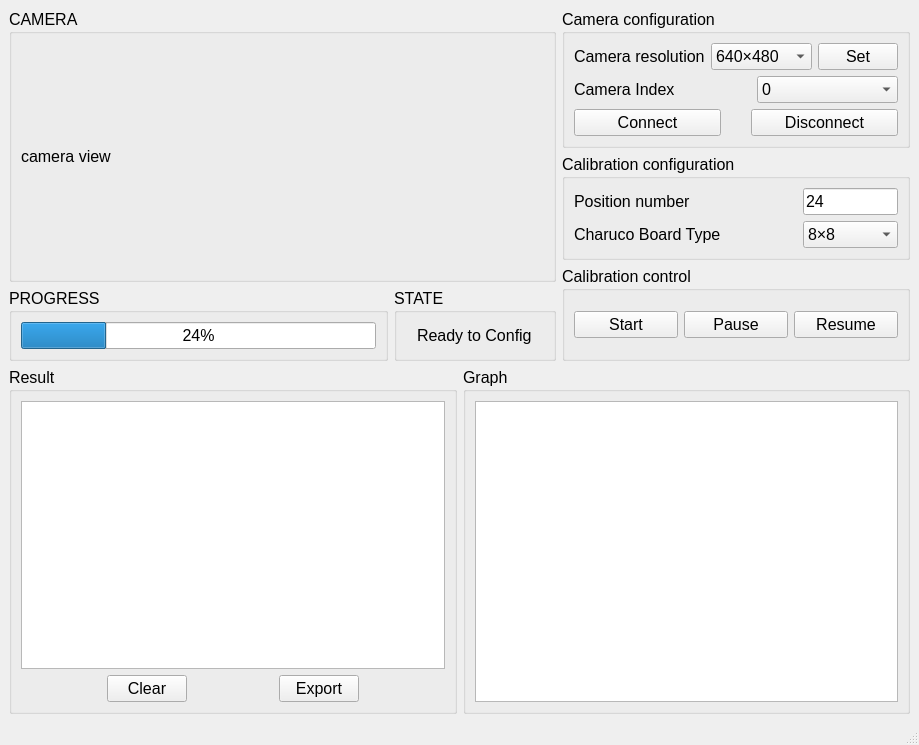
Above: main_window.ui from zhx7723/Multi-Sensor-Hand-Eye-Calibration before the change. Below: the same form after it.
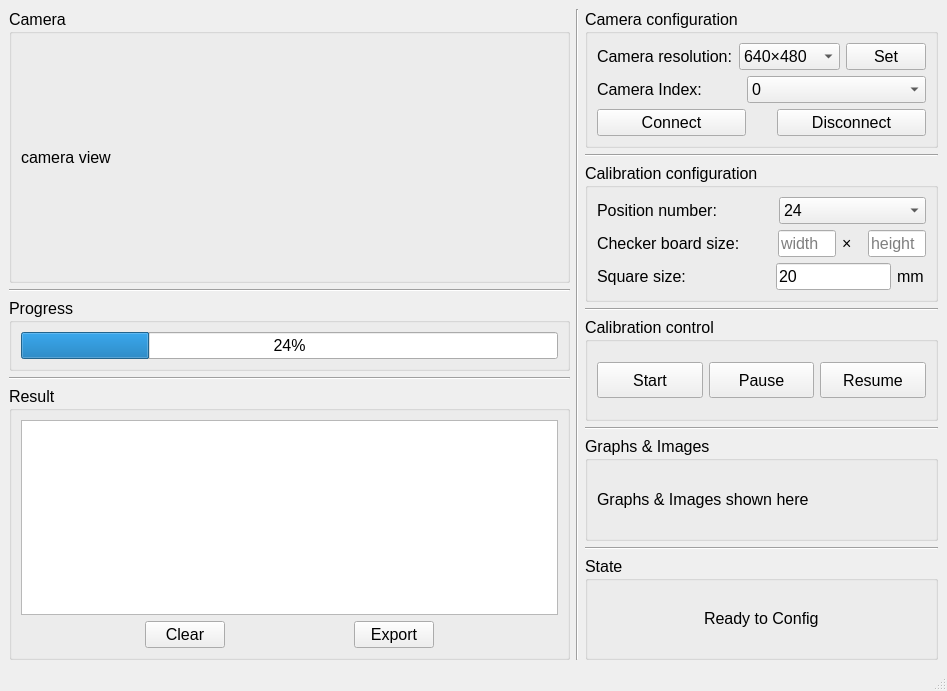
That is the form after the change.

Patch:
```diff
--- a/main_window.ui
+++ b/main_window.ui
@@ -6,8 +6,8 @@
    <rect>
     <x>0</x>
     <y>0</y>
-    <width>919</width>
-    <height>745</height>
+    <width>947</width>
+    <height>691</height>
    </rect>
   </property>
   <property name="windowTitle">
@@ -16,7 +16,7 @@
   <widget class="QWidget" name="centralwidget">
    <layout class="QVBoxLayout" name="verticalLayout_8">
     <item>
-     <layout class="QHBoxLayout" name="horizontalLayout_13" stretch="7,4">
+     <layout class="QHBoxLayout" name="horizontalLayout_13" stretch="7,0,4">
       <item>
        <layout class="QVBoxLayout" name="verticalLayout_7">
         <item>
@@ -33,7 +33,7 @@
            </font>
           </property>
           <property name="title">
-           <string>CAMERA</string>
+           <string>Camera</string>
           </property>
           <layout class="QVBoxLayout" name="verticalLayout_3">
            <item>
@@ -53,7 +53,14 @@
          </widget>
         </item>
         <item>
-         <layout class="QHBoxLayout" name="horizontalLayout_11" stretch="7,3">
+         <widget class="Line" name="line_7">
+          <property name="orientation">
+           <enum>Qt::Horizontal</enum>
+          </property>
+         </widget>
+        </item>
+        <item>
+         <layout class="QHBoxLayout" name="horizontalLayout_11" stretch="7">
           <item>
            <widget class="QGroupBox" name="groupBox_progress">
             <property name="font">
@@ -62,7 +69,7 @@
              </font>
             </property>
             <property name="title">
-             <string>PROGRESS</string>
+             <string>Progress</string>
             </property>
             <layout class="QHBoxLayout" name="horizontalLayout_2">
              <item>
@@ -75,44 +82,120 @@
             </layout>
            </widget>
           </item>
-          <item>
-           <widget class="QGroupBox" name="groupBox_state">
-            <property name="font">
-             <font>
-              <pointsize>12</pointsize>
-             </font>
-            </property>
-            <property name="title">
-             <string>STATE</string>
-            </property>
-            <layout class="QHBoxLayout" name="horizontalLayout_6">
-             <item>
-              <widget class="QLabel" name="label_state">
-               <property name="sizePolicy">
-                <sizepolicy hsizetype="Fixed" vsizetype="Fixed">
-                 <horstretch>0</horstretch>
-                 <verstretch>0</verstretch>
-                </sizepolicy>
-               </property>
-               <property name="font">
-                <font>
-                 <pointsize>12</pointsize>
-                </font>
-               </property>
-               <property name="text">
-                <string>Ready to Config</string>
-               </property>
-              </widget>
-             </item>
-            </layout>
-           </widget>
-          </item>
          </layout>
         </item>
+        <item>
+         <widget class="Line" name="line_6">
+          <property name="orientation">
+           <enum>Qt::Horizontal</enum>
+          </property>
+         </widget>
+        </item>
+        <item>
+         <widget class="QGroupBox" name="groupBox_result">
+          <property name="font">
+           <font>
+            <pointsize>12</pointsize>
+           </font>
+          </property>
+          <property name="title">
+           <string>Result</string>
+          </property>
+          <layout class="QHBoxLayout" name="horizontalLayout_9">
+           <item>
+            <layout class="QVBoxLayout" name="verticalLayout_4">
+             <item>
+              <widget class="QTextBrowser" name="textBrowser_result"/>
+             </item>
+             <item>
+              <layout class="QHBoxLayout" name="horizontalLayout">
+               <item>
+                <spacer name="horizontalSpacer_3">
+                 <property name="orientation">
+                  <enum>Qt::Horizontal</enum>
+                 </property>
+                 <property name="sizeHint" stdset="0">
+                  <size>
+                   <width>40</width>
+                   <height>20</height>
+                  </size>
+                 </property>
+                </spacer>
+               </item>
+               <item>
+                <widget class="QPushButton" name="pushButton_clear">
+                 <property name="font">
+                  <font>
+                   <pointsize>12</pointsize>
+                  </font>
+                 </property>
+                 <property name="text">
+                  <string>Clear</string>
+                 </property>
+                </widget>
+               </item>
+               <item>
+                <spacer name="horizontalSpacer">
+                 <property name="orientation">
+                  <enum>Qt::Horizontal</enum>
+                 </property>
+                 <property name="sizeHint" stdset="0">
+                  <size>
+                   <width>40</width>
+                   <height>20</height>
+                  </size>
+                 </property>
+                </spacer>
+               </item>
+               <item>
+                <widget class="QPushButton" name="pushButton_save">
+                 <property name="sizePolicy">
+                  <sizepolicy hsizetype="Fixed" vsizetype="Fixed">
+                   <horstretch>0</horstretch>
+                   <verstretch>0</verstretch>
+                  </sizepolicy>
+                 </property>
+                 <property name="font">
+                  <font>
+                   <pointsize>12</pointsize>
+                  </font>
+                 </property>
+                 <property name="text">
+                  <string>Export</string>
+                 </property>
+                </widget>
+               </item>
+               <item>
+                <spacer name="horizontalSpacer_4">
+                 <property name="orientation">
+                  <enum>Qt::Horizontal</enum>
+                 </property>
+                 <property name="sizeHint" stdset="0">
+                  <size>
+                   <width>40</width>
+                   <height>20</height>
+                  </size>
+                 </property>
+                </spacer>
+               </item>
+              </layout>
+             </item>
+            </layout>
+           </item>
+          </layout>
+         </widget>
+        </item>
        </layout>
       </item>
       <item>
-       <layout class="QVBoxLayout" name="verticalLayout_6">
+       <widget class="Line" name="line_5">
+        <property name="orientation">
+         <enum>Qt::Vertical</enum>
+        </property>
+       </widget>
+      </item>
+      <item>
+       <layout class="QVBoxLayout" name="verticalLayout_6" stretch="0,0,0,0,0,0,0,0,0">
         <item>
          <widget class="QGroupBox" name="groupBox">
           <property name="font">
@@ -125,11 +208,11 @@
           </property>
           <layout class="QVBoxLayout" name="verticalLayout">
            <item>
-            <layout class="QHBoxLayout" name="horizontalLayout_3" stretch="5,3,1">
+            <layout class="QHBoxLayout" name="horizontalLayout_3" stretch="4,3,2">
              <item>
               <widget class="QLabel" name="label_2">
                <property name="text">
-                <string>Camera resolution</string>
+                <string>Camera resolution:</string>
                </property>
               </widget>
              </item>
@@ -168,7 +251,7 @@
             </layout>
            </item>
            <item>
-            <layout class="QHBoxLayout" name="horizontalLayout_4" stretch="5,4">
+            <layout class="QHBoxLayout" name="horizontalLayout_4" stretch="4,5">
              <item>
               <widget class="QLabel" name="label">
                <property name="sizePolicy">
@@ -183,7 +266,7 @@
                 </font>
                </property>
                <property name="text">
-                <string>Camera Index</string>
+                <string>Camera Index:</string>
                </property>
               </widget>
              </item>
@@ -283,6 +366,13 @@
           </layout>
          </widget>
         </item>
+        <item>
+         <widget class="Line" name="line">
+          <property name="orientation">
+           <enum>Qt::Horizontal</enum>
+          </property>
+         </widget>
+        </item>
         <item>
          <widget class="QGroupBox" name="groupBox_2">
           <property name="font">
@@ -295,7 +385,7 @@
           </property>
           <layout class="QVBoxLayout" name="verticalLayout_2">
            <item>
-            <layout class="QHBoxLayout" name="horizontalLayout_7" stretch="7,3">
+            <layout class="QHBoxLayout" name="horizontalLayout_7" stretch="6,5">
              <item>
               <widget class="QLabel" name="label_position">
                <property name="font">
@@ -304,26 +394,43 @@
                 </font>
                </property>
                <property name="text">
-                <string>Position number</string>
+                <string>Position number:</string>
                </property>
               </widget>
              </item>
              <item>
-              <widget class="QLineEdit" name="lineEdit_position">
-               <property name="font">
-                <font>
-                 <pointsize>12</pointsize>
-                </font>
-               </property>
-               <property name="text">
-                <string>24</string>
-               </property>
+              <widget class="QComboBox" name="comboBox_position_num">
+               <item>
+                <property name="text">
+                 <string>24</string>
+                </property>
+               </item>
+               <item>
+                <property name="text">
+                 <string>36</string>
+                </property>
+               </item>
+               <item>
+                <property name="text">
+                 <string>48</string>
+                </property>
+               </item>
+               <item>
+                <property name="text">
+                 <string>60</string>
+                </property>
+               </item>
+               <item>
+                <property name="text">
+                 <string>72</string>
+                </property>
+               </item>
               </widget>
              </item>
             </layout>
            </item>
            <item>
-            <layout class="QHBoxLayout" name="horizontalLayout_8" stretch="7,3">
+            <layout class="QHBoxLayout" name="horizontalLayout_8" stretch="9,3,1,3">
              <item>
               <widget class="QLabel" name="label_charuco">
                <property name="font">
@@ -332,27 +439,69 @@
                 </font>
                </property>
                <property name="text">
-                <string>Charuco Board Type</string>
+                <string>Checker board size:</string>
                </property>
               </widget>
              </item>
              <item>
-              <widget class="QComboBox" name="comboBox_charuco">
-               <property name="font">
-                <font>
-                 <pointsize>12</pointsize>
-                </font>
+              <widget class="QLineEdit" name="lineEdit_width">
+               <property name="toolTip">
+                <string comment="width" extracomment="width"/>
                </property>
-               <item>
-                <property name="text">
-                 <string>8×8</string>
-                </property>
-               </item>
-               <item>
-                <property name="text">
-                 <string>4×6</string>
-                </property>
-               </item>
+               <property name="statusTip">
+                <string comment="width"/>
+               </property>
+               <property name="whatsThis">
+                <string>width</string>
+               </property>
+               <property name="text">
+                <string/>
+               </property>
+               <property name="placeholderText">
+                <string>width</string>
+               </property>
+              </widget>
+             </item>
+             <item>
+              <widget class="QLabel" name="label_3">
+               <property name="text">
+                <string>×</string>
+               </property>
+              </widget>
+             </item>
+             <item>
+              <widget class="QLineEdit" name="lineEdit_height">
+               <property name="text">
+                <string/>
+               </property>
+               <property name="placeholderText">
+                <string>height</string>
+               </property>
+              </widget>
+             </item>
+            </layout>
+           </item>
+           <item>
+            <layout class="QHBoxLayout" name="horizontalLayout_14" stretch="6,4,1">
+             <item>
+              <widget class="QLabel" name="label_4">
+               <property name="text">
+                <string>Square size:</string>
+               </property>
+              </widget>
+             </item>
+             <item>
+              <widget class="QLineEdit" name="lineEdit_square_size">
+               <property name="text">
+                <string>20</string>
+               </property>
+              </widget>
+             </item>
+             <item>
+              <widget class="QLabel" name="label_5">
+               <property name="text">
+                <string>mm</string>
+               </property>
               </widget>
              </item>
             </layout>
@@ -360,6 +509,13 @@
           </layout>
          </widget>
         </item>
+        <item>
+         <widget class="Line" name="line_2">
+          <property name="orientation">
+           <enum>Qt::Horizontal</enum>
+          </property>
+         </widget>
+        </item>
         <item>
          <widget class="QGroupBox" name="groupBox_control">
           <property name="font">
@@ -370,7 +526,7 @@
           <property name="title">
            <string>Calibration control</string>
           </property>
-          <layout class="QHBoxLayout" name="horizontalLayout_10">
+          <layout class="QHBoxLayout" name="horizontalLayout_10" stretch="0,0,0">
            <property name="topMargin">
             <number>20</number>
            </property>
@@ -385,6 +541,12 @@
                <verstretch>0</verstretch>
               </sizepolicy>
              </property>
+             <property name="maximumSize">
+              <size>
+               <width>107</width>
+               <height>54</height>
+              </size>
+             </property>
              <property name="font">
               <font>
                <pointsize>12</pointsize>
@@ -404,6 +566,12 @@
                <verstretch>0</verstretch>
               </sizepolicy>
              </property>
+             <property name="maximumSize">
+              <size>
+               <width>107</width>
+               <height>54</height>
+              </size>
+             </property>
              <property name="font">
               <font>
                <pointsize>12</pointsize>
@@ -423,6 +591,12 @@
                <verstretch>0</verstretch>
               </sizepolicy>
              </property>
+             <property name="maximumSize">
+              <size>
+               <width>107</width>
+               <height>54</height>
+              </size>
+             </property>
              <property name="font">
               <font>
                <pointsize>12</pointsize>
@@ -437,125 +611,80 @@
           </layout>
          </widget>
         </item>
+        <item>
+         <widget class="Line" name="line_3">
+          <property name="orientation">
+           <enum>Qt::Horizontal</enum>
+          </property>
+         </widget>
+        </item>
+        <item>
+         <widget class="QGroupBox" name="groupBox_3">
+          <property name="font">
+           <font>
+            <pointsize>12</pointsize>
+           </font>
+          </property>
+          <property name="locale">
+           <locale language="English" country="UnitedStates"/>
+          </property>
+          <property name="title">
+           <string>Graphs &amp;&amp; Images</string>
+          </property>
+          <layout class="QHBoxLayout" name="horizontalLayout_12">
+           <item>
+            <widget class="QLabel" name="label_graph">
+             <property name="text">
+              <string>Graphs &amp; Images shown here</string>
+             </property>
+            </widget>
+           </item>
+          </layout>
+         </widget>
+        </item>
+        <item>
+         <widget class="Line" name="line_4">
+          <property name="orientation">
+           <enum>Qt::Horizontal</enum>
+          </property>
+         </widget>
+        </item>
+        <item>
+         <widget class="QGroupBox" name="groupBox_state">
+          <property name="font">
+           <font>
+            <pointsize>12</pointsize>
+           </font>
+          </property>
+          <property name="title">
+           <string>State</string>
+          </property>
+          <layout class="QHBoxLayout" name="horizontalLayout_6">
+           <item>
+            <widget class="QLabel" name="label_state">
+             <property name="sizePolicy">
+              <sizepolicy hsizetype="Fixed" vsizetype="Fixed">
+               <horstretch>0</horstretch>
+               <verstretch>0</verstretch>
+              </sizepolicy>
+             </property>
+             <property name="font">
+              <font>
+               <pointsize>12</pointsize>
+              </font>
+             </property>
+             <property name="text">
+              <string>Ready to Config</string>
+             </property>
+            </widget>
+           </item>
+          </layout>
+         </widget>
+        </item>
        </layout>
       </item>
      </layout>
     </item>
-    <item>
-     <layout class="QHBoxLayout" name="horizontalLayout_14">
-      <item>
-       <widget class="QGroupBox" name="groupBox_result">
-        <property name="font">
-         <font>
-          <pointsize>12</pointsize>
-         </font>
-        </property>
-        <property name="title">
-         <string>Result</string>
-        </property>
-        <layout class="QHBoxLayout" name="horizontalLayout_9">
-         <item>
-          <layout class="QVBoxLayout" name="verticalLayout_4">
-           <item>
-            <widget class="QTextBrowser" name="textBrowser_result"/>
-           </item>
-           <item>
-            <layout class="QHBoxLayout" name="horizontalLayout">
-             <item>
-              <spacer name="horizontalSpacer_3">
-               <property name="orientation">
-                <enum>Qt::Horizontal</enum>
-               </property>
-               <property name="sizeHint" stdset="0">
-                <size>
-                 <width>40</width>
-                 <height>20</height>
-                </size>
-               </property>
-              </spacer>
-             </item>
-             <item>
-              <widget class="QPushButton" name="pushButton_clear">
-               <property name="font">
-                <font>
-                 <pointsize>12</pointsize>
-                </font>
-               </property>
-               <property name="text">
-                <string>Clear</string>
-               </property>
-              </widget>
-             </item>
-             <item>
-              <spacer name="horizontalSpacer">
-               <property name="orientation">
-                <enum>Qt::Horizontal</enum>
-               </property>
-               <property name="sizeHint" stdset="0">
-                <size>
-                 <width>40</width>
-                 <height>20</height>
-                </size>
-               </property>
-              </spacer>
-             </item>
-             <item>
-              <widget class="QPushButton" name="pushButton_save">
-               <property name="sizePolicy">
-                <sizepolicy hsizetype="Fixed" vsizetype="Fixed">
-                 <horstretch>0</horstretch>
-                 <verstretch>0</verstretch>
-                </sizepolicy>
-               </property>
-               <property name="font">
-                <font>
-                 <pointsize>12</pointsize>
-                </font>
-               </property>
-               <property name="text">
-                <string>Export</string>
-               </property>
-              </widget>
-             </item>
-             <item>
-              <spacer name="horizontalSpacer_4">
-               <property name="orientation">
-                <enum>Qt::Horizontal</enum>
-               </property>
-               <property name="sizeHint" stdset="0">
-                <size>
-                 <width>40</width>
-                 <height>20</height>
-                </size>
-               </property>
-              </spacer>
-             </item>
-            </layout>
-           </item>
-          </layout>
-         </item>
-        </layout>
-       </widget>
-      </item>
-      <item>
-       <widget class="QGroupBox" name="groupBox_3">
-        <property name="font">
-         <font>
-          <pointsize>12</pointsize>
-         </font>
-        </property>
-        <property name="title">
-         <string>Graph</string>
-        </property>
-        <layout class="QHBoxLayout" name="horizontalLayout_12">
-         <item>
-          <widget class="QGraphicsView" name="graphicsView"/>
-         </item>
-        </layout>
-       </widget>
-      </item>
-     </layout>
-    </item>
    </layout>
   </widget>
   <widget class="QStatusBar" name="statusbar"/>
```
Left out of the diff: 94 changed lines with no effect on the pictures.
